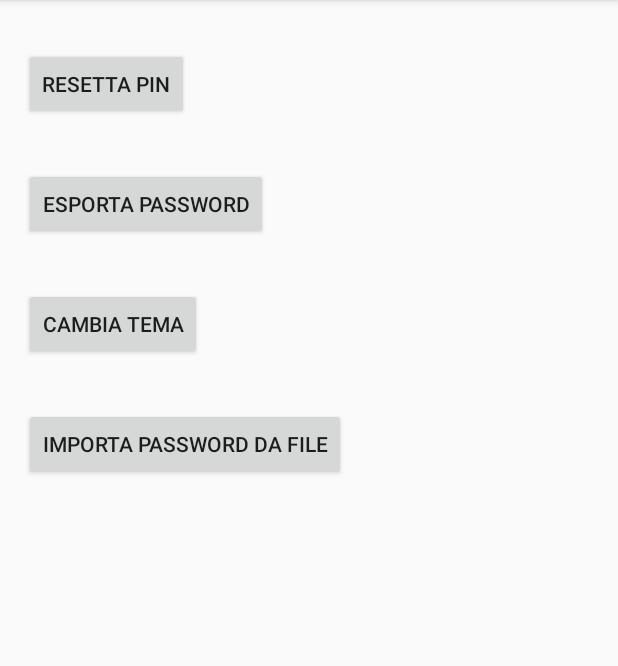
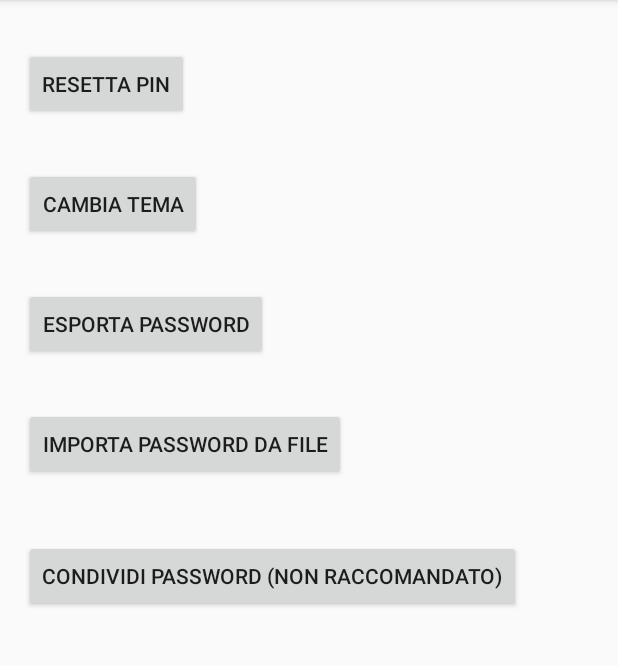
Before and after one commit to DanieleEmilioPassarella/PasswordManager, an Android app: the SettingsActivity screen opened directly, with no data from a screen before it, on a phone screen of 412 x 824 dp, the part 84-750 px from its top. Run offline under Robolectric (Android 15) with nearby library versions, the phone set to English and light mode, and no system bars; libraries missing offline, so code that uses them is left out: com.obsez.android, org.greenrobot.greendao, uk.co.deanwild; 10 statements that could not run were skipped.

Commit message:
Import from db file feature - finish

```diff
--- a/app/src/main/java/reti/com/passwordmanager/HomeActivity.java
+++ b/app/src/main/java/reti/com/passwordmanager/HomeActivity.java
@@ -470,8 +470,6 @@ public class HomeActivity extends AppCompatActivity {
         tutorialSequence.addSequenceItem(spinnerCategory,getString(R.string.tutorial_home_category_title),getString(R.string.tutorial_home_category_message),confirmButton);
         tutorialSequence.addSequenceItem(findEditText,getString(R.string.tutorial_home_findbar_title),getString(R.string.tutorial_home_findbar_message),confirmButton);
 
-
-
         tutorialSequence.start();
     }
 }
--- a/app/src/main/res/layout/activity_settings.xml
+++ b/app/src/main/res/layout/activity_settings.xml
@@ -134,18 +134,6 @@
         </LinearLayout>
 
         <Button
-            android:id="@+id/bt_esportaPassword"
-            android:layout_width="wrap_content"
-            android:layout_height="wrap_content"
-            android:layout_marginLeft="16dp"
-            android:layout_marginRight="0dp"
-            android:layout_marginTop="32dp"
-            android:text="@string/setting_button_export"
-            app:layout_constraintLeft_toLeftOf="parent"
-            app:layout_constraintRight_toRightOf="parent"
-            app:layout_constraintTop_toBottomOf="@+id/bt_changeTheme" />
-
-        <Button
             android:id="@+id/bt_changeTheme"
             android:layout_width="wrap_content"
             android:layout_height="wrap_content"
@@ -159,6 +147,15 @@
             app:layout_constraintTop_toTopOf="parent" />
 
         <Button
+            android:id="@+id/bt_esportaPassword"
+            android:layout_width="wrap_content"
+            android:layout_height="wrap_content"
+            android:layout_marginLeft="16dp"
+            android:layout_marginRight="0dp"
+            android:layout_marginTop="32dp"
+            android:text="@string/setting_button_export" />
+
+        <Button
             android:id="@+id/setting_btn_import"
             android:layout_width="wrap_content"
             android:layout_height="wrap_content"
@@ -166,12 +163,17 @@
             android:layout_marginLeft="16dp"
             android:layout_marginRight="0dp"
             android:layout_marginTop="32dp"
-            android:text="@string/setting_button_import"
-            app:layout_constraintHorizontal_bias="0.503"
-            app:layout_constraintLeft_toLeftOf="parent"
-            app:layout_constraintRight_toRightOf="parent"
-            app:layout_constraintTop_toBottomOf="@+id/bt_esportaPassword"
-            app:layout_constraintVertical_bias="0.49" />
+            android:text="@string/setting_button_import" />
+
+        <Button
+            android:id="@+id/setting_btn_exportTXT"
+            android:layout_width="wrap_content"
+            android:layout_height="wrap_content"
+            android:layout_marginBottom="8dp"
+            android:layout_marginLeft="16dp"
+            android:layout_marginRight="0dp"
+            android:layout_marginTop="32dp"
+            android:text="@string/setting_button_exportTXT" />
 
 
     </LinearLayout>
--- a/app/src/main/res/values/strings.xml
+++ b/app/src/main/res/values/strings.xml
@@ -92,6 +92,20 @@
     <string name="menu_category_title">Modifica Categorie</string>
     <string name="menu_password_title">Aggiungi Password</string>
     <string name="menu_settings_title">Impostazioni</string>
+    <string name="setting_button_exportTXT">Condividi Password (NON RACCOMANDATO)</string>
+    <string name="setting_alert_import_title">Importa Database da File</string>
+    <string name="setting_alert_import_message">Attenzione! questa operazione è irreversibile. Cancellerà il database esistente!</string>
+    <string name="generic_yesMessage">OK</string>
+    <string name="tutorial_setting_btnResetPin_title">Resetta PIN</string>
+    <string name="tutorial_setting_btnResetPin_message">Questo pulsante ti permette di resettare il vecchio pin con uno nuovo.</string>
+    <string name="tutorial_setting_btnChangeTheme_title">Cambia Tema</string>
+    <string name="tutorial_setting_btnChangeTheme_message">Questo pulsante ti permette di cambiare il tema dell\'applicazione. Scegli il tuo preferito!</string>
+    <string name="tutorial_setting_btnExport_title">Salva Database</string>
+    <string name="tutorial_setting_btnExport_message">Salvando il database dell\'applicazione potrai avere le tue password sincronizzate su un altro dispositivo.</string>
+    <string name="tutorial_setting_btnImport_title">Importa Database</string>
+    <string name="tutorial_setting_btnImport_message">Importa il database da un file. Attenzione questa operazione cancellerà il database corrente. Assicurati di averlo salvato!</string>
+    <string name="tutorial_setting_btnShare_title">Condividi Password</string>
+    <string name="tutorial_setting_btnShare_message">Puoi condividere tutte le password che hai salvato con un tuo contatto. Attenzione non condividere questo file con persone sconosciute.</string>
 
 
 </resources>
```
Also changed, not shown: app/src/main/java/reti/com/passwordmanager/SettingsActivity.java (+60 -13 lines), 2 other files.
